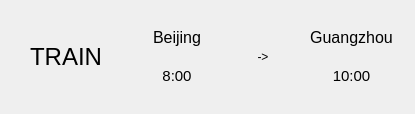
Old version of the form source_code/TransportFrame.ui in the repository lennon624/travel-system.
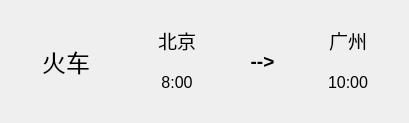
New version of the form.

Patch:
```diff
--- a/source_code/TransportFrame.ui
+++ b/source_code/TransportFrame.ui
@@ -6,8 +6,8 @@
    <rect>
     <x>0</x>
     <y>0</y>
-    <width>415</width>
-    <height>114</height>
+    <width>409</width>
+    <height>123</height>
    </rect>
   </property>
   <property name="sizePolicy">
@@ -19,6 +19,7 @@
   <property name="font">
    <font>
     <family>Microsoft YaHei UI</family>
+    <pointsize>11</pointsize>
    </font>
   </property>
   <property name="windowTitle">
@@ -49,7 +50,7 @@
       </size>
      </property>
      <property name="text">
-      <string>&lt;html&gt;&lt;head/&gt;&lt;body&gt;&lt;p align=&quot;center&quot;&gt;&lt;span style=&quot; font-size:18pt;&quot;&gt;TRAIN&lt;/span&gt;&lt;/p&gt;&lt;/body&gt;&lt;/html&gt;</string>
+      <string>&lt;html&gt;&lt;head/&gt;&lt;body&gt;&lt;p align=&quot;center&quot;&gt;&lt;span style=&quot; font-size:18pt;&quot;&gt;火车&lt;/span&gt;&lt;/p&gt;&lt;/body&gt;&lt;/html&gt;</string>
      </property>
     </widget>
    </item>
@@ -71,14 +72,14 @@
       <item>
        <widget class="QLabel" name="srcCity">
         <property name="text">
-         <string>&lt;html&gt;&lt;head/&gt;&lt;body&gt;&lt;p align=&quot;center&quot;&gt;&lt;span style=&quot; font-size:12pt;&quot;&gt;Beijing&lt;/span&gt;&lt;/p&gt;&lt;/body&gt;&lt;/html&gt;</string>
+         <string>&lt;html&gt;&lt;head/&gt;&lt;body&gt;&lt;p align=&quot;center&quot;&gt;&lt;span style=&quot; font-size:14pt;&quot;&gt;北京&lt;/span&gt;&lt;/p&gt;&lt;/body&gt;&lt;/html&gt;</string>
         </property>
        </widget>
       </item>
       <item>
        <widget class="QLabel" name="srcTime">
         <property name="text">
-         <string>&lt;html&gt;&lt;head/&gt;&lt;body&gt;&lt;p align=&quot;center&quot;&gt;&lt;span style=&quot; font-size:11pt;&quot;&gt;8:00&lt;/span&gt;&lt;/p&gt;&lt;/body&gt;&lt;/html&gt;</string>
+         <string>&lt;html&gt;&lt;head/&gt;&lt;body&gt;&lt;p align=&quot;center&quot;&gt;&lt;span style=&quot; font-size:12pt;&quot;&gt;8:00&lt;/span&gt;&lt;/p&gt;&lt;/body&gt;&lt;/html&gt;</string>
         </property>
        </widget>
       </item>
@@ -88,7 +89,7 @@
    <item>
     <widget class="QLabel" name="arrow">
      <property name="text">
-      <string>&lt;html&gt;&lt;head/&gt;&lt;body&gt;&lt;p align=&quot;center&quot;&gt;-&amp;gt;&lt;/p&gt;&lt;/body&gt;&lt;/html&gt;</string>
+      <string>&lt;html&gt;&lt;head/&gt;&lt;body&gt;&lt;p align=&quot;center&quot;&gt;&lt;span style=&quot; font-size:14pt; font-weight:600;&quot;&gt;--&amp;gt;&lt;/span&gt;&lt;/p&gt;&lt;/body&gt;&lt;/html&gt;</string>
      </property>
     </widget>
    </item>
@@ -110,14 +111,14 @@
       <item>
        <widget class="QLabel" name="destCity">
         <property name="text">
-         <string>&lt;html&gt;&lt;head/&gt;&lt;body&gt;&lt;p align=&quot;center&quot;&gt;&lt;span style=&quot; font-size:12pt;&quot;&gt;Guangzhou&lt;/span&gt;&lt;/p&gt;&lt;/body&gt;&lt;/html&gt;</string>
+         <string>&lt;html&gt;&lt;head/&gt;&lt;body&gt;&lt;p align=&quot;center&quot;&gt;&lt;span style=&quot; font-size:14pt;&quot;&gt;广州&lt;/span&gt;&lt;/p&gt;&lt;/body&gt;&lt;/html&gt;</string>
         </property>
        </widget>
       </item>
       <item>
        <widget class="QLabel" name="destTime">
         <property name="text">
-         <string>&lt;html&gt;&lt;head/&gt;&lt;body&gt;&lt;p align=&quot;center&quot;&gt;&lt;span style=&quot; font-size:11pt;&quot;&gt;10:00&lt;/span&gt;&lt;/p&gt;&lt;/body&gt;&lt;/html&gt;</string>
+         <string>&lt;html&gt;&lt;head/&gt;&lt;body&gt;&lt;p align=&quot;center&quot;&gt;&lt;span style=&quot; font-size:12pt;&quot;&gt;10:00&lt;/span&gt;&lt;/p&gt;&lt;/body&gt;&lt;/html&gt;</string>
         </property>
        </widget>
       </item>
```
